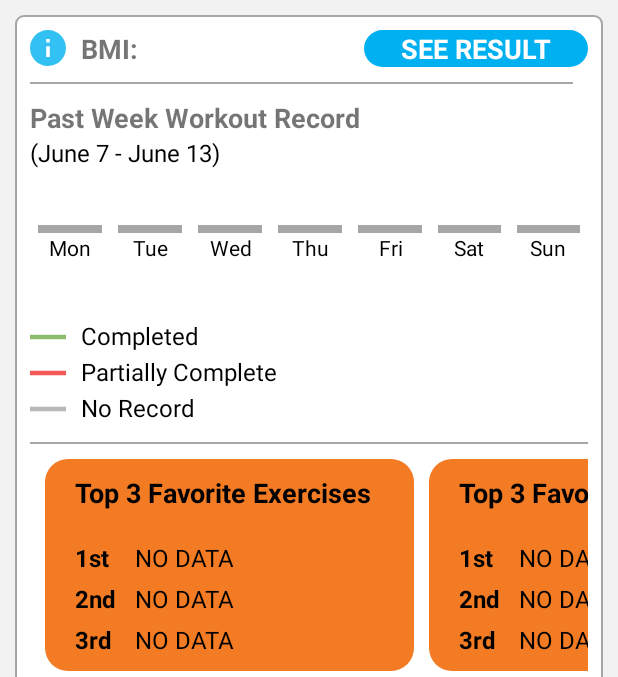
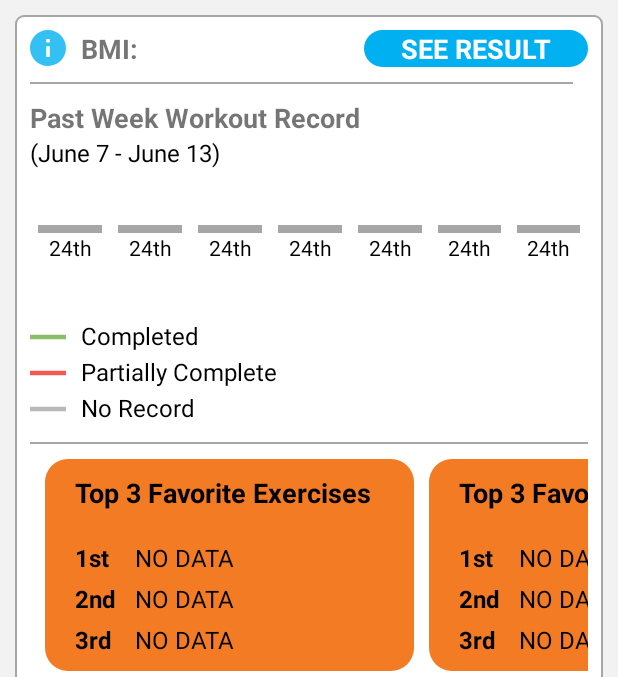
Before and after one commit to StoicNeutron/HattAppProject, an Android app: the Report screen opened directly, with no data from a screen before it, on a phone screen of 412 x 824 dp, the part 90-767 px from its top. Run offline under Robolectric (Android 15) with nearby library versions, the phone set to English and light mode, and no system bars; our stand-ins replace AdMob; plain views replace TemplateView; 4 statements that could not run were skipped.

Commit message:
v1.1_backend Report 02

```diff
--- a/app/src/main/java/com/samnangthorn/hatt_app10/Helper.java
+++ b/app/src/main/java/com/samnangthorn/hatt_app10/Helper.java
@@ -40,7 +40,7 @@ public class Helper {
     public static  boolean timer2CurrentState = false;
     public static ArrayList<String> exerciseNameArray = new ArrayList<String>();
     public static String timerWorkoutName = "None";
-    public static int currentDayInteger = 0;
+    public static int currentDayInteger = 0; // Ex: 29
     public static ArrayList<Integer> currentSetLists = new ArrayList<Integer>();
     public static ArrayList<Integer> currentRepLists = new ArrayList<Integer>();
     public static ArrayList<Integer> currentTimerRepLists = new ArrayList<Integer>();
@@ -54,7 +54,7 @@ public class Helper {
     public static int thisMonthTotalDay;
     public static boolean wkDesExpand = false;
     public static boolean soundOn = true;
-    public static String currentDateString, currentWkNameString;
+    public static String currentDateString, currentWkNameString; // Ex: Year Month Day 21/12/29
     private static String instanceSet, instanceRep;
     public static int indexIndex;
 
--- a/app/src/main/java/com/samnangthorn/hatt_app10/Report.java
+++ b/app/src/main/java/com/samnangthorn/hatt_app10/Report.java
@@ -26,7 +26,7 @@ public class Report extends AppCompatActivity {
 
     ImageView btt_home, btt_report, btt_exercise, btt_schedule, btt_timer, btt_setting;
     private View bar_mon, bar_tue, bar_wed, bar_thu, bar_fri, bar_sat, bar_sun;
-    private TextView txt_bmi_value, bmiResult, txt_PWeekDate;
+    private TextView txt_bmi_value, bmiResult, txt_PWeekDate, co1, co2, co3, co4, co5, co6, co7;
     private LinearLayout btt_updateWeightHeight, btt_cloudUpload;
     private ImageView btt_BMI_info;
     private AdView mAdView;
@@ -56,10 +56,67 @@ public class Report extends AppCompatActivity {
         bar_sat = findViewById(R.id.bar_sat);
         bar_sun = findViewById(R.id.bar_sun);
         txt_PWeekDate = findViewById(R.id.txt_PWeekDate);
+        co1 = findViewById(R.id.co1);
+        co2 = findViewById(R.id.co2);
+        co3 = findViewById(R.id.co3);
+        co4 = findViewById(R.id.co4);
+        co5 = findViewById(R.id.co5);
+        co6 = findViewById(R.id.co6);
+        co7 = findViewById(R.id.co7);
+        TextView[] coList = new TextView[]{co1, co2, co3, co4, co5, co6, co7};
+
+        for(int x = 0; x < coList.length; x++){
+            getPWeekRange(coList, x);
+        }
+
+        /*int currentDayNum = Helper.currentDayInteger;
+        if((currentDayNum-7)<=0){
+            co1.setText(String.valueOf(Helper.getTotalDayOfPreMonth(Helper.getPreMonth(Helper.currentMonth))-(7-currentDayNum))+"th");
+        }else{
+            co1.setText(String.valueOf(currentDayNum-7));
+        }
+        if((currentDayNum-6)<=0){
+            co2.setText(String.valueOf(Helper.getTotalDayOfPreMonth(Helper.getPreMonth(Helper.currentMonth))-(6-currentDayNum))+"th");
+        }else{
+            co2.setText(String.valueOf(currentDayNum-6));
+        }
+        if((currentDayNum-5)<=0){
+            co3.setText(String.valueOf(Helper.getTotalDayOfPreMonth(Helper.getPreMonth(Helper.currentMonth))-(5-currentDayNum))+"th");
+        }else{
+            co3.setText(String.valueOf(currentDayNum-5));
+        }
+        if((currentDayNum-4)<=0){
+            co4.setText(String.valueOf(Helper.getTotalDayOfPreMonth(Helper.getPreMonth(Helper.currentMonth))-(4-currentDayNum))+"th");
+        }else{
+            co4.setText(String.valueOf(currentDayNum-4));
+        }
+        if((currentDayNum-3)<=0){
+            co5.setText(String.valueOf(Helper.getTotalDayOfPreMonth(Helper.getPreMonth(Helper.currentMonth))-(3-currentDayNum))+"th");
+        }else{
+            co5.setText(String.valueOf(currentDayNum-3)+"th");
+        }
+        if((currentDayNum-2)<=0){
+            co6.setText(String.valueOf(Helper.getTotalDayOfPreMonth(Helper.getPreMonth(Helper.currentMonth))-(2-currentDayNum))+"th");
+        }else{
+            co6.setText(String.valueOf(currentDayNum-2)+"th");
+        }
+        if((currentDayNum-1)<=0){
+            co7.setText(String.valueOf(Helper.getTotalDayOfPreMonth(Helper.getPreMonth(Helper.currentMonth))-(1-currentDayNum))+"th");
+        }else{
+            if(currentDayNum-1 == 1 || currentDayNum-1 == 21 || currentDayNum-1 == 31){
+                co7.setText(String.valueOf(currentDayNum-1)+"st");
+            }else if(currentDayNum-1 == 2 || currentDayNum-1 == 22){
+                co7.setText(String.valueOf(currentDayNum-1)+"nd");
+            }else if(currentDayNum-1 == 3 || currentDayNum-1 == 23){
+                co7.setText(String.valueOf(currentDayNum-1)+"rd");
+            }else{
+                co7.setText(String.valueOf(currentDayNum-1)+"th");
+            }
+        }*/
 
         // Status of previous week completion
         for(int x = 0; x< RAM.get_dateInfoList_arrayList().size(); x++){
-            if(RAM.get_dateInfoList_arrayList().get(x).equalsIgnoreCase("DATE STRING HERE")){
+            if(RAM.get_dateInfoList_arrayList().get(x).equalsIgnoreCase(Helper.currentDateString)){
                 if(RAM.get_statusList_arrayList().get(x).equalsIgnoreCase("C")){
 
                     // Later
@@ -233,7 +290,33 @@ public class Report extends AppCompatActivity {
         }
     }
 
-    public void getPWeekRange(String currentDateString){
+    public String getPWeekRange(TextView[] coList, int index){
 
+        int currentDayNum = Helper.currentDayInteger;
+        int starInt = 7;
+
+        if((currentDayNum-starInt)<=0){
+            if(Helper.getTotalDayOfPreMonth(Helper.getPreMonth(Helper.currentMonth))-(starInt-currentDayNum) == 21 || Helper.getTotalDayOfPreMonth(Helper.getPreMonth(Helper.currentMonth))-(starInt-currentDayNum) == 31){
+                coList[index].setText(String.valueOf(Helper.getTotalDayOfPreMonth(Helper.getPreMonth(Helper.currentMonth))-(starInt-currentDayNum))+"st");
+            }else if(Helper.getTotalDayOfPreMonth(Helper.getPreMonth(Helper.currentMonth))-(1-currentDayNum) == 22){
+                coList[index].setText(String.valueOf(Helper.getTotalDayOfPreMonth(Helper.getPreMonth(Helper.currentMonth))-(starInt-currentDayNum))+"nd");
+            }else if(Helper.getTotalDayOfPreMonth(Helper.getPreMonth(Helper.currentMonth))-(1-currentDayNum) == 23){
+                coList[index].setText(String.valueOf(Helper.getTotalDayOfPreMonth(Helper.getPreMonth(Helper.currentMonth))-(starInt-currentDayNum))+"rd");
+            }else{
+                coList[index].setText(String.valueOf(Helper.getTotalDayOfPreMonth(Helper.getPreMonth(Helper.currentMonth))-(starInt-currentDayNum))+"th");
+            }
+        }else{
+            if(currentDayNum-starInt == 1 || currentDayNum-starInt == 21 || currentDayNum-starInt == 31){
+                coList[index].setText(String.valueOf(currentDayNum-starInt)+"st");
+            }else if(currentDayNum-1 == 2 || currentDayNum-1 == 22){
+                coList[index].setText(String.valueOf(currentDayNum-starInt)+"nd");
+            }else if(currentDayNum-1 == 3 || currentDayNum-1 == 23){
+                coList[index].setText(String.valueOf(currentDayNum-starInt)+"rd");
+            }else{
+                coList[index].setText(String.valueOf(currentDayNum-starInt)+"th");
+            }
+        }
+        starInt--;
+        return null;
     }
 }
--- a/app/src/main/res/layout/activity_report.xml
+++ b/app/src/main/res/layout/activity_report.xml
@@ -185,6 +185,7 @@
                         android:background="@color/gray_dark"/>
 
                     <TextView
+                        android:id="@+id/co1"
                         android:layout_width="match_parent"
                         android:layout_height="wrap_content"
                         android:gravity="center"
@@ -209,6 +210,7 @@
                         android:background="@color/gray_dark"/>
 
                     <TextView
+                        android:id="@+id/co2"
                         android:layout_width="match_parent"
                         android:layout_height="wrap_content"
                         android:gravity="center"
@@ -233,6 +235,7 @@
                         android:background="@color/gray_dark"/>
 
                     <TextView
+                        android:id="@+id/co3"
                         android:layout_width="match_parent"
                         android:layout_height="wrap_content"
                         android:gravity="center"
@@ -257,6 +260,7 @@
                         android:background="@color/gray_dark"/>
 
                     <TextView
+                        android:id="@+id/co4"
                         android:layout_width="match_parent"
                         android:layout_height="wrap_content"
                         android:gravity="center"
@@ -281,6 +285,7 @@
                         android:background="@color/gray_dark"/>
 
                     <TextView
+                        android:id="@+id/co5"
                         android:layout_width="match_parent"
                         android:layout_height="wrap_content"
                         android:gravity="center"
@@ -305,6 +310,7 @@
                         android:background="@color/gray_dark"/>
 
                     <TextView
+                        android:id="@+id/co6"
                         android:layout_width="match_parent"
                         android:layout_height="wrap_content"
                         android:gravity="center"
@@ -329,6 +335,7 @@
                         android:background="@color/gray_dark"/>
 
                     <TextView
+                        android:id="@+id/co7"
                         android:layout_width="match_parent"
                         android:layout_height="wrap_content"
                         android:gravity="center"
```
